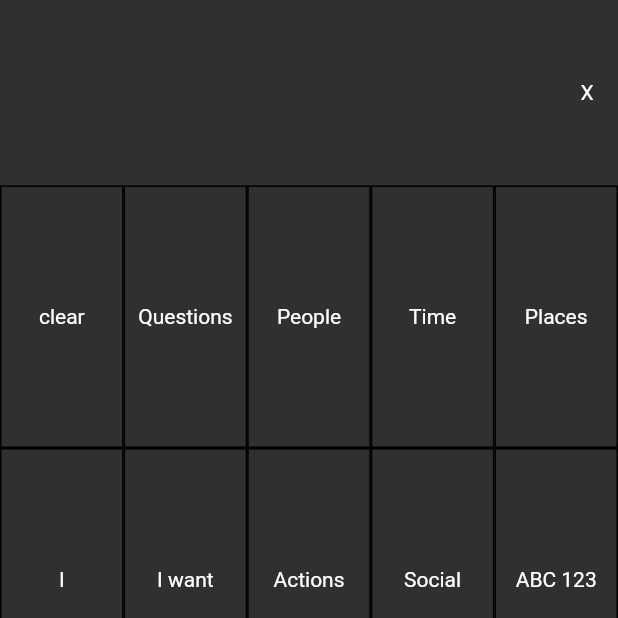
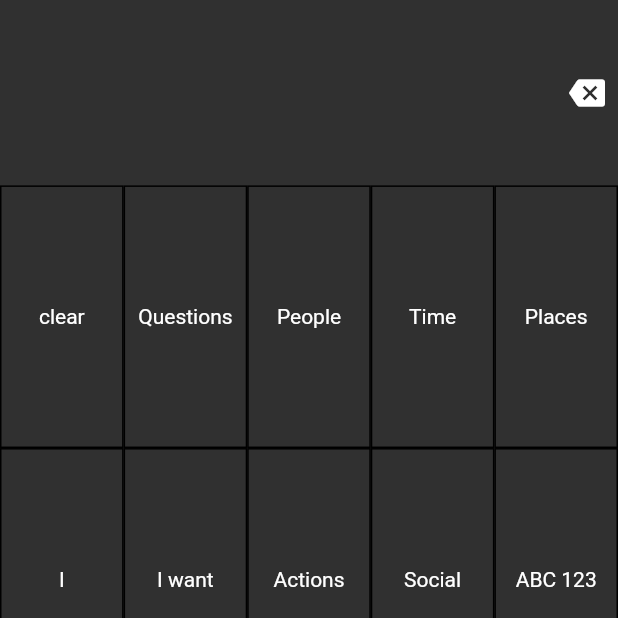
Before and after one commit to leoswords/app, a Flutter app: the screen it shows after launch, on a phone screen of 412 x 824 dp, the top half of it. Run offline on Flutter 3.47's test engine with Material 2 defaults, Android fonts, the light colour scheme and no system bars; our stand-ins replace flutter_tts.

Commit message:
use backspace icon

```diff
--- a/lib/app.dart
+++ b/lib/app.dart
@@ -28,7 +28,7 @@ class _App extends State<App> {
       Flexible(
           flex: 90,
           child: GestureDetector(
-              behavior: HitTestBehavior.translucent,
+              behavior: HitTestBehavior.opaque,
               child: Center(child: Text(_message)),
               onTap: () => {
                     if (_message.trim().isNotEmpty) {flutterTts.speak(_message)}
@@ -36,8 +36,8 @@ class _App extends State<App> {
       Flexible(
           flex: 10,
           child: GestureDetector(
-            behavior: HitTestBehavior.translucent,
-            child: const Center(child: Text('X')),
+            behavior: HitTestBehavior.opaque,
+            child: const Center(child: Icon(Icons.backspace)),
             onTap: () {
               setState(() {
                 var words = _message.split(RegExp(r'\s+'));
```
